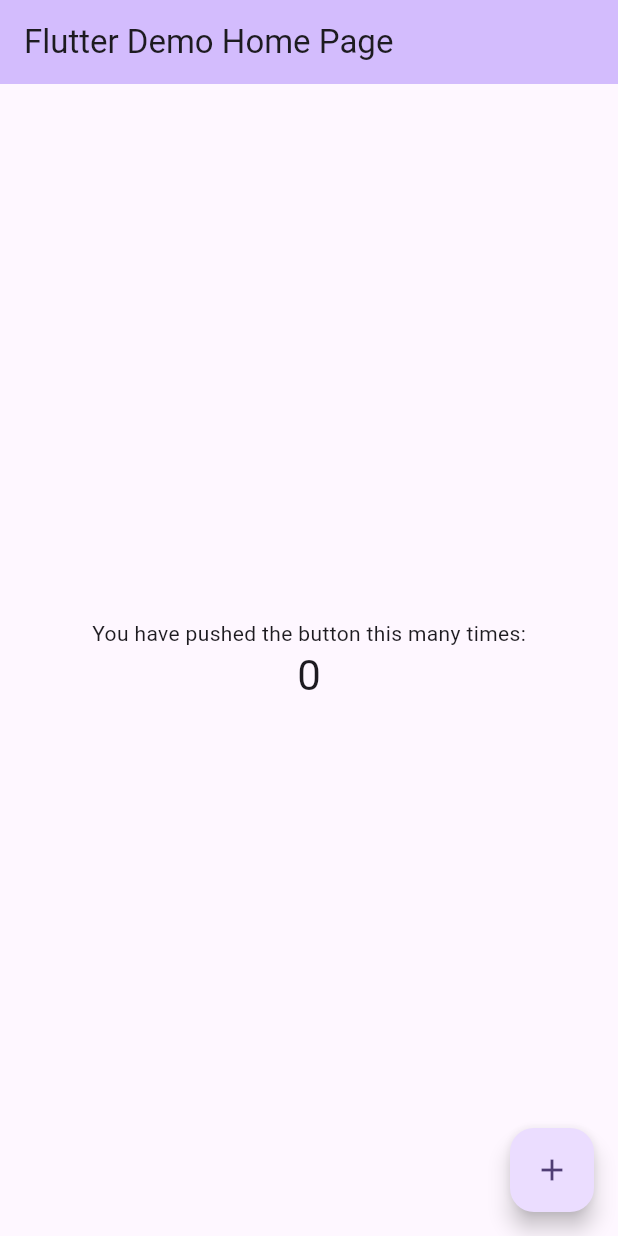
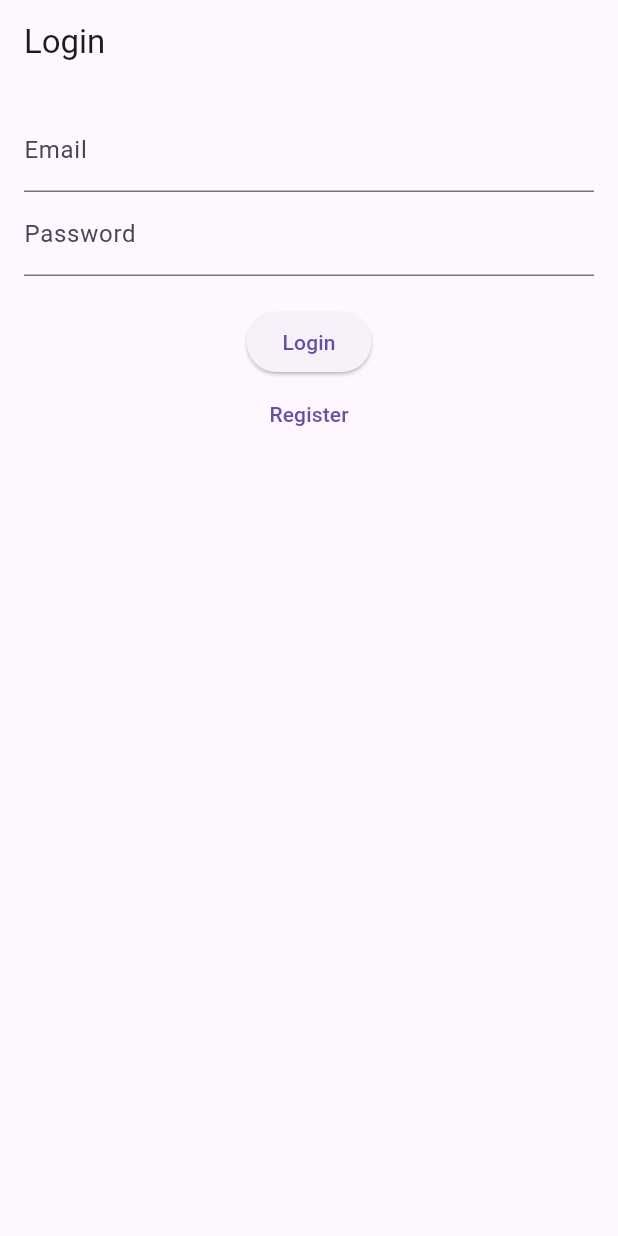
Before and after one commit to Radzzz999/spotlog, a Flutter app: the screen it shows after launch, on a phone screen of 412 x 824 dp. Run offline on Flutter 3.47's test engine with Material 3 defaults, Android fonts, the phone set to English and light mode, and no system bars; our stand-ins replace equatable, flutter_bloc.

Commit message:
login, register, logout

```diff
--- /dev/null
+++ b/lib/core/constants.dart
@@ -0,0 +1 @@
+const String baseUrl = 'http://10.0.2.2:8000/api/';
--- /dev/null
+++ b/lib/data/repositories/auth_repository.dart
@@ -0,0 +1,47 @@
+import 'dart:convert';
+import 'package:http/http.dart' as http;
+import '../../core/constants.dart';
+
+class AuthRepository {
+  Future<String> login(String email, String password) async {
+    final response = await http.post(
+      Uri.parse('$baseUrl/api/login'),
+      body: {'email': email, 'password': password},
+    );
+
+    if (response.statusCode == 200) {
+      final data = jsonDecode(response.body);
+      return data['token'];
+    } else {
+      throw Exception('Login failed: ${response.body}');
+    }
+  }
+
+  Future<void> register(String name, String email, String password, String role) async {
+    final response = await http.post(
+      Uri.parse('$baseUrl/api/register'),
+      body: {
+        'name': name,
+        'email': email,
+        'password': password,
+        'password_confirmation': password,
+        'role': role,
+      },
+    );
+
+    if (response.statusCode != 201) {
+      throw Exception('Register failed: ${response.body}');
+    }
+  }
+
+  Future<void> logout(String token) async {
+    final response = await http.post(
+      Uri.parse('$baseUrl/api/logout'),
+      headers: {'Authorization': 'Bearer $token'},
+    );
+
+    if (response.statusCode != 200) {
+      throw Exception('Logout failed: ${response.body}');
+    }
+  }
+}
--- /dev/null
+++ b/lib/logic/bloc/auth_event.dart
@@ -0,0 +1,28 @@
+import 'package:equatable/equatable.dart';
+
+abstract class AuthEvent extends Equatable {
+  @override
+  List<Object?> get props => [];
+}
+
+class LoginRequested extends AuthEvent {
+  final String email;
+  final String password;
+
+  LoginRequested(this.email, this.password);
+}
+
+class RegisterRequested extends AuthEvent {
+  final String name;
+  final String email;
+  final String password;
+  final String role;
+
+  RegisterRequested(this.name, this.email, this.password, this.role);
+}
+
+class LogoutRequested extends AuthEvent {
+  final String token;
+
+  LogoutRequested(this.token);
+}
--- /dev/null
+++ b/lib/logic/bloc/auth_state.dart
@@ -0,0 +1,30 @@
+import 'package:equatable/equatable.dart';
+
+abstract class AuthState extends Equatable {
+  @override
+  List<Object?> get props => [];
+}
+
+class AuthInitial extends AuthState {}
+
+class AuthLoading extends AuthState {}
+
+class AuthSuccess extends AuthState {
+  final String? token;
+
+  AuthSuccess([this.token]);
+
+  @override
+  List<Object?> get props => [token];
+}
+
+class AuthFailure extends AuthState {
+  final String error;
+
+  AuthFailure(this.error);
+
+  @override
+  List<Object?> get props => [error];
+}
+
+class AuthLoggedOut extends AuthState {}
--- a/lib/main.dart
+++ b/lib/main.dart
@@ -1,122 +1,24 @@
 import 'package:flutter/material.dart';
+import 'package:flutter_bloc/flutter_bloc.dart';
+import 'data/repositories/auth_repository.dart';
+import 'logic/bloc/auth_bloc.dart';
+import 'presentation/screens/login_screen.dart';
 
 void main() {
-  runApp(const MyApp());
+  runApp(MyApp());
 }
 
 class MyApp extends StatelessWidget {
-  const MyApp({super.key});
+  final AuthRepository authRepository = AuthRepository();
 
-  // This widget is the root of your application.
   @override
   Widget build(BuildContext context) {
-    return MaterialApp(
-      title: 'Flutter Demo',
-      theme: ThemeData(
-        // This is the theme of your application.
-        //
-        // TRY THIS: Try running your application with "flutter run". You'll see
-        // the application has a purple toolbar. Then, without quitting the app,
-        // try changing the seedColor in the colorScheme below to Colors.green
-        // and then invoke "hot reload" (save your changes or press the "hot
-        // reload" button in a Flutter-supported IDE, or press "r" if you used
-        // the command line to start the app).
-        //
-        // Notice that the counter didn't reset back to zero; the application
-        // state is not lost during the reload. To reset the state, use hot
-        // restart instead.
-        //
-        // This works for code too, not just values: Most code changes can be
-        // tested with just a hot reload.
-        colorScheme: ColorScheme.fromSeed(seedColor: Colors.deepPurple),
+    return BlocProvider(
+      create: (context) => AuthBloc(authRepository),
+      child: MaterialApp(
+        title: 'Spotlog App',
+        home: LoginScreen(),
       ),
-      home: const MyHomePage(title: 'Flutter Demo Home Page'),
     );
   }
 }
-
-class MyHomePage extends StatefulWidget {
-  const MyHomePage({super.key, required this.title});
-
-  // This widget is the home page of your application. It is stateful, meaning
-  // that it has a State object (defined below) that contains fields that affect
-  // how it looks.
-
-  // This class is the configuration for the state. It holds the values (in this
-  // case the title) provided by the parent (in this case the App widget) and
-  // used by the build method of the State. Fields in a Widget subclass are
-  // always marked "final".
-
-  final String title;
-
-  @override
-  State<MyHomePage> createState() => _MyHomePageState();
-}
-
-class _MyHomePageState extends State<MyHomePage> {
-  int _counter = 0;
-
-  void _incrementCounter() {
-    setState(() {
-      // This call to setState tells the Flutter framework that something has
-      // changed in this State, which causes it to rerun the build method below
-      // so that the display can reflect the updated values. If we changed
-      // _counter without calling setState(), then the build method would not be
-      // called again, and so nothing would appear to happen.
-      _counter++;
-    });
-  }
-
-  @override
-  Widget build(BuildContext context) {
-    // This method is rerun every time setState is called, for instance as done
-    // by the _incrementCounter method above.
-    //
-    // The Flutter framework has been optimized to make rerunning build methods
-    // fast, so that you can just rebuild anything that needs updating rather
-    // than having to individually change instances of widgets.
-    return Scaffold(
-      appBar: AppBar(
-        // TRY THIS: Try changing the color here to a specific color (to
-        // Colors.amber, perhaps?) and trigger a hot reload to see the AppBar
-        // change color while the other colors stay the same.
-        backgroundColor: Theme.of(context).colorScheme.inversePrimary,
-        // Here we take the value from the MyHomePage object that was created by
-        // the App.build method, and use it to set our appbar title.
-        title: Text(widget.title),
-      ),
-      body: Center(
-        // Center is a layout widget. It takes a single child and positions it
-        // in the middle of the parent.
-        child: Column(
-          // Column is also a layout widget. It takes a list of children and
-          // arranges them vertically. By default, it sizes itself to fit its
-          // children horizontally, and tries to be as tall as its parent.
-          //
-          // Column has various properties to control how it sizes itself and
-          // how it positions its children. Here we use mainAxisAlignment to
-          // center the children vertically; the main axis here is the vertical
-          // axis because Columns are vertical (the cross axis would be
-          // horizontal).
-          //
-          // TRY THIS: Invoke "debug painting" (choose the "Toggle Debug Paint"
-          // action in the IDE, or press "p" in the console), to see the
-          // wireframe for each widget.
-          mainAxisAlignment: MainAxisAlignment.center,
-          children: <Widget>[
-            const Text('You have pushed the button this many times:'),
-            Text(
-              '$_counter',
-              style: Theme.of(context).textTheme.headlineMedium,
-            ),
-          ],
-        ),
-      ),
-      floatingActionButton: FloatingActionButton(
-        onPressed: _incrementCounter,
-        tooltip: 'Increment',
-        child: const Icon(Icons.add),
-      ), // This trailing comma makes auto-formatting nicer for build methods.
-    );
-  }
-}
--- /dev/null
+++ b/lib/presentation/screens/login_screen.dart
@@ -0,0 +1,81 @@
+import 'package:flutter/material.dart';
+import 'package:flutter_bloc/flutter_bloc.dart';
+import 'package:spotlog/presentation/screens/register_screen.dart';
+import '../../logic/bloc/auth_bloc.dart';
+import '../../logic/bloc/auth_event.dart';
+import '../../logic/bloc/auth_state.dart';
+import 'dashboard_screen.dart';
+
+
+class LoginScreen extends StatefulWidget {
+  @override
+  _LoginScreenState createState() => _LoginScreenState();
+}
+
+class _LoginScreenState extends State<LoginScreen> {
+  final emailController = TextEditingController();
+  final passwordController = TextEditingController();
+
+  @override
+  Widget build(BuildContext context) {
+    return Scaffold(
+      appBar: AppBar(title: Text('Login')),
+      body: BlocConsumer<AuthBloc, AuthState>(
+        listener: (context, state) {
+          if (state is AuthSuccess) {
+            Navigator.pushReplacement(
+              context,
+              MaterialPageRoute(builder: (_) => DashboardScreen(token: state.token!)),
+            );
+          }
+          if (state is AuthFailure) {
+            ScaffoldMessenger.of(context).showSnackBar(
+              SnackBar(content: Text(state.error)),
+            );
+          }
+        },
+        builder: (context, state) {
+          return Padding(
+            padding: EdgeInsets.all(16),
+            child: Column(
+              children: [
+                TextField(
+                  controller: emailController,
+                  decoration: InputDecoration(labelText: 'Email'),
+                ),
+                TextField(
+                  controller: passwordController,
+                  decoration: InputDecoration(labelText: 'Password'),
+                  obscureText: true,
+                ),
+                SizedBox(height: 20),
+                state is AuthLoading
+                    ? CircularProgressIndicator()
+                    : ElevatedButton(
+                        onPressed: () {
+                          context.read<AuthBloc>().add(
+                                LoginRequested(
+                                  emailController.text,
+                                  passwordController.text,
+                                ),
+                              );
+                        },
+                        child: Text('Login'),
+                      ),
+                TextButton(
+                  onPressed: () {
+                    Navigator.push(
+                      context,
+                      MaterialPageRoute(builder: (_) => RegisterScreen()),
+                    );
+                  },
+                  child: Text('Register'),
+                )
+              ],
+            ),
+          );
+        },
+      ),
+    );
+  }
+}
--- a/pubspec.yaml
+++ b/pubspec.yaml
@@ -46,6 +46,7 @@ dependencies:
   image: ^4.5.4
   image_picker: ^1.1.2
   intl: ^0.20.2
+  equatable: ^2.0.5
 
 dev_dependencies:
   flutter_test:
```
Also changed, not shown: lib/logic/bloc/auth_bloc.dart (added, +41 -0 lines), lib/presentation/screens/dashboard_screen.dart (added, +46 -0 lines), lib/presentation/screens/register_screen.dart (added, +86 -0 lines), pubspec.lock.
